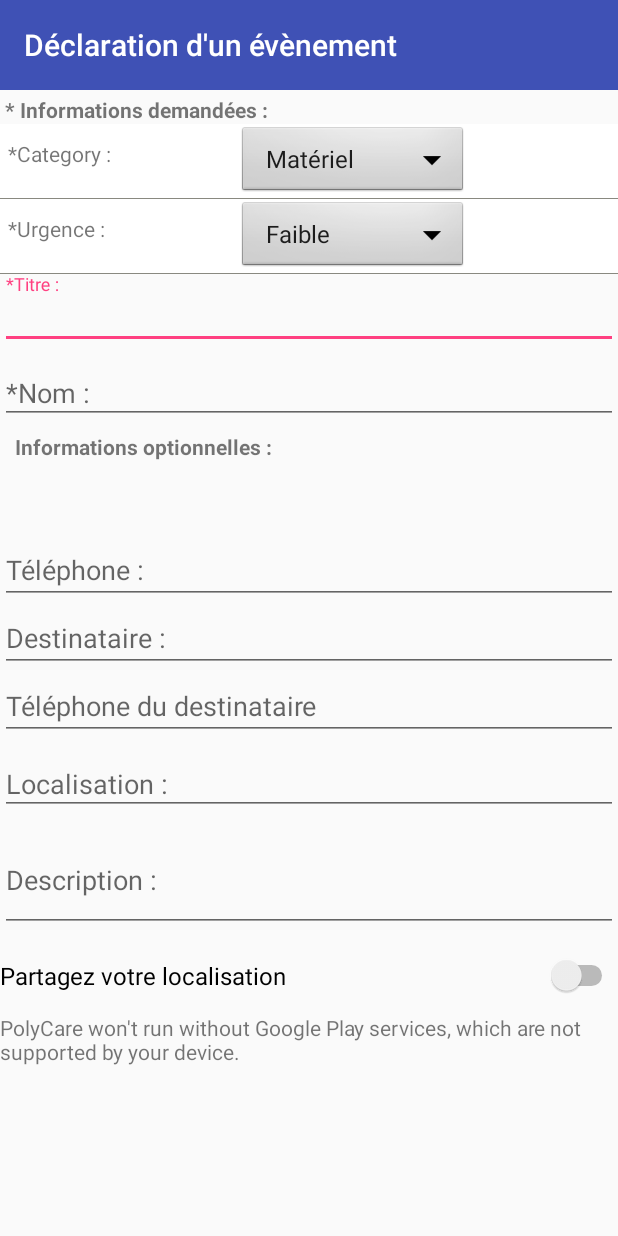
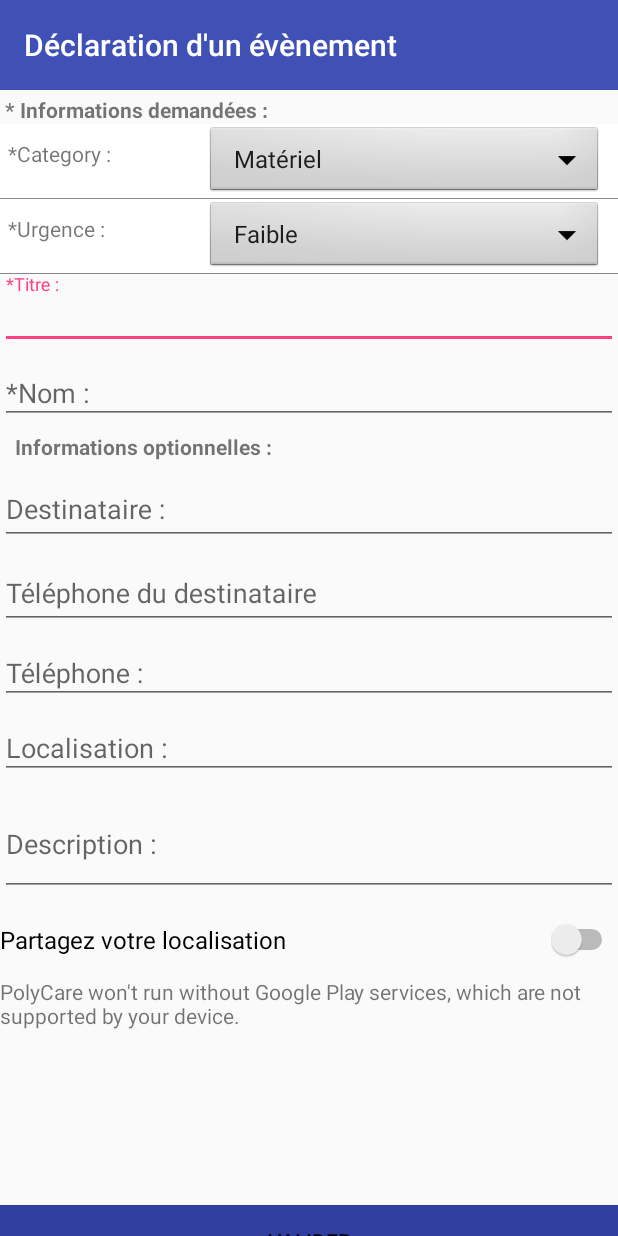
Before and after one commit to JEESY0118/PolyCare, an Android app: the DeclarationActivity screen opened directly, with no data from a screen before it, on a phone screen of 412 x 824 dp. Run offline under Robolectric (Android 15) with nearby library versions, the phone set to English and light mode, and no system bars; 1 statement that could not run was skipped.

Commit message:
push layout

```diff
--- a/app/src/main/java/com/project/polycare_f/fragment/MapFragment.java
+++ b/app/src/main/java/com/project/polycare_f/fragment/MapFragment.java
@@ -66,7 +66,7 @@ public class MapFragment extends Fragment implements OnMapReadyCallback {
     public void onMapReady(GoogleMap googleMap) {
         mMap = googleMap;
         for (Event e : events) {
-            if( !e.getLatitude().equals("null") && !e.getLontitude().equals("null") && e.getLontitude()!=null && e.getLatitude()!=null) {
+            if(e.getLontitude()!=null && e.getLatitude()!=null  && !e.getLatitude().equals("null") && !e.getLontitude().equals("null")) {
                 LatLng latLng = new LatLng(Double.parseDouble(e.getLatitude()), Double.parseDouble(e.getLontitude()));
                 mMap.addMarker(new MarkerOptions().position(latLng).title(ifNull(e.getLocation())));
                 mMap.moveCamera(CameraUpdateFactory.newLatLng(latLng));
--- a/app/src/main/res/layout/declaration_activity.xml
+++ b/app/src/main/res/layout/declaration_activity.xml
@@ -60,8 +60,8 @@
                     android:id="@+id/Spinner_category"
                     android:layout_width="0dp"
                     android:layout_height="match_parent"
-                    android:layout_marginRight="100dp"
-                    android:layout_weight="0.5"
+                    android:layout_marginRight="10dp"
+                    android:layout_weight="1"
                     android:background="@android:drawable/btn_dropdown"
                     android:spinnerMode="dialog"
                     tools:layout_editor_absoluteX="0dp"
@@ -90,8 +90,8 @@
                     android:id="@+id/Spinner_urgence"
                     android:layout_width="0dp"
                     android:layout_height="match_parent"
-                    android:layout_marginRight="100dp"
-                    android:layout_weight="0.5"
+                    android:layout_marginRight="10dp"
+                    android:layout_weight="1"
                     android:background="@android:drawable/btn_dropdown"
                     android:spinnerMode="dialog"
                     tools:layout_editor_absoluteX="0dp"
@@ -138,31 +138,46 @@
 
             <android.support.design.widget.TextInputLayout
                 android:layout_width="match_parent"
+                android:layout_height="match_parent"
+                android:layout_weight="0">
+
+                <android.support.design.widget.TextInputEditText
+                    android:id="@+id/assignee_name_input"
+                    android:layout_width="match_parent"
+                    android:layout_height="match_parent"
+                    android:layout_weight="1"
+                    android:hint="@string/destinataire"
+                    android:inputType="text" />
+            </android.support.design.widget.TextInputLayout>
+
+            <android.support.design.widget.TextInputLayout
+                android:layout_width="match_parent"
+                android:layout_height="match_parent"
+                android:layout_weight="0">
+
+                <android.support.design.widget.TextInputEditText
+                    android:id="@+id/assignee_phone_input"
+                    android:layout_width="match_parent"
+                    android:layout_height="match_parent"
+                    android:layout_weight="1"
+                    android:hint="@string/destinataire_telephone"
+                    android:inputType="phone" />
+            </android.support.design.widget.TextInputLayout>
+
+            <android.support.design.widget.TextInputLayout
+                android:layout_width="match_parent"
                 android:layout_height="50dp"
                 android:layout_weight="1">
-
-            </android.support.design.widget.TextInputLayout>
 
                 <android.support.design.widget.TextInputEditText
                     android:id="@+id/phone_input"
                     android:layout_width="match_parent"
                     android:layout_height="match_parent"
+                    android:layout_weight="1"
                     android:hint="@string/t_l_phone"
                     android:inputType="phone" />
 
-                <android.support.design.widget.TextInputEditText
-                    android:id="@+id/assignee_name_input"
-                    android:layout_width="match_parent"
-                    android:layout_height="match_parent"
-                    android:hint="@string/destinataire"
-                    android:inputType="text" />
-
-                <android.support.design.widget.TextInputEditText
-                    android:id="@+id/assignee_phone_input"
-                    android:layout_width="match_parent"
-                    android:layout_height="match_parent"
-                    android:hint="@string/destinataire_telephone"
-                    android:inputType="phone" />
+            </android.support.design.widget.TextInputLayout>
 
 
             <LinearLayout
```
Also changed, not shown: app/src/main/res/layout-land/declaration_activity_land.xml (+34 -14 lines), app/src/main/res/layout/change_event_item.xml (+32 -3 lines).
